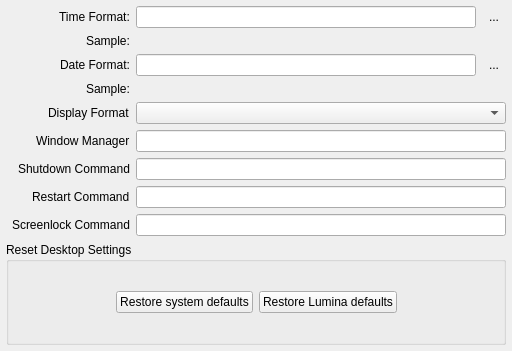
Before: the Qt Designer form controlpanel/src/pages/options/page_session_options.ui in 7b7b/7b7b, drawn with Qt 5.
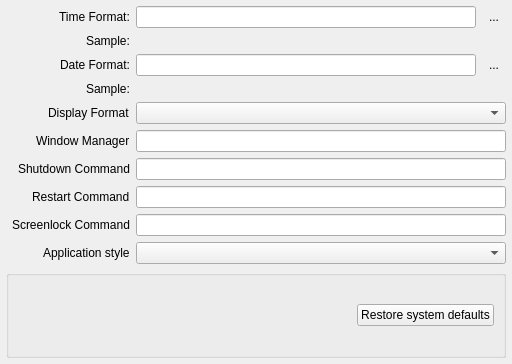
After: the same form once the commit is applied. Icons and pictures are not drawn.

Commit message: add application style configuration

Diff of the .ui file:
```diff
--- a/controlpanel/src/pages/options/page_session_options.ui
+++ b/controlpanel/src/pages/options/page_session_options.ui
@@ -7,7 +7,7 @@
     <x>0</x>
     <y>0</y>
     <width>512</width>
-    <height>351</height>
+    <height>364</height>
    </rect>
   </property>
   <property name="windowTitle">
@@ -26,6 +26,44 @@
    <property name="bottomMargin">
     <number>6</number>
    </property>
+   <item row="3" column="0" colspan="2">
+    <widget class="QGroupBox" name="groupBox_2">
+     <property name="font">
+      <font>
+       <weight>50</weight>
+       <bold>false</bold>
+      </font>
+     </property>
+     <property name="title">
+      <string/>
+     </property>
+     <layout class="QHBoxLayout" name="horizontalLayout_20">
+      <item>
+       <spacer name="horizontalSpacer_18">
+        <property name="orientation">
+         <enum>Qt::Horizontal</enum>
+        </property>
+        <property name="sizeHint" stdset="0">
+         <size>
+          <width>40</width>
+          <height>20</height>
+         </size>
+        </property>
+       </spacer>
+      </item>
+      <item>
+       <widget class="QPushButton" name="push_session_resetSysDefaults">
+        <property name="text">
+         <string>Restore system defaults</string>
+        </property>
+        <property name="icon">
+         <iconset theme="view-refresh"/>
+        </property>
+       </widget>
+      </item>
+     </layout>
+    </widget>
+   </item>
    <item row="0" column="1" rowspan="2">
     <layout class="QFormLayout" name="formLayout_3">
      <property name="fieldGrowthPolicy">
@@ -175,63 +213,18 @@
      <item row="8" column="1">
       <widget class="QLineEdit" name="lock_cmd"/>
      </item>
+     <item row="9" column="0">
+      <widget class="QLabel" name="label_5">
+       <property name="text">
+        <string>Application style</string>
+       </property>
+      </widget>
+     </item>
+     <item row="9" column="1">
+      <widget class="QComboBox" name="combo_styles"/>
+     </item>
     </layout>
    </item>
-   <item row="2" column="0" colspan="2">
-    <widget class="QGroupBox" name="groupBox_2">
-     <property name="font">
-      <font>
-       <weight>50</weight>
-       <bold>false</bold>
-      </font>
-     </property>
-     <property name="title">
-      <string>Reset Desktop Settings</string>
-     </property>
-     <layout class="QHBoxLayout" name="horizontalLayout_20">
-      <item>
-       <spacer name="horizontalSpacer_18">
-        <property name="orientation">
-         <enum>Qt::Horizontal</enum>
-        </property>
-        <property name="sizeHint" stdset="0">
-         <size>
-          <width>40</width>
-          <height>20</height>
-         </size>
-        </property>
-       </spacer>
-      </item>
-      <item>
-       <widget class="QPushButton" name="push_session_resetSysDefaults">
-        <property name="text">
-         <string>Restore system defaults</string>
-        </property>
-       </widget>
-      </item>
-      <item>
-       <widget class="QPushButton" name="push_session_resetLuminaDefaults">
-        <property name="text">
-         <string>Restore Lumina defaults</string>
-        </property>
-       </widget>
-      </item>
-      <item>
-       <spacer name="horizontalSpacer_17">
-        <property name="orientation">
-         <enum>Qt::Horizontal</enum>
-        </property>
-        <property name="sizeHint" stdset="0">
-         <size>
-          <width>40</width>
-          <height>20</height>
-         </size>
-        </property>
-       </spacer>
-      </item>
-     </layout>
-    </widget>
-   </item>
   </layout>
  </widget>
  <resources/>
```
Left out of the diff: 6 changed lines with no effect on the pictures. The commit also changes 13 other files.
